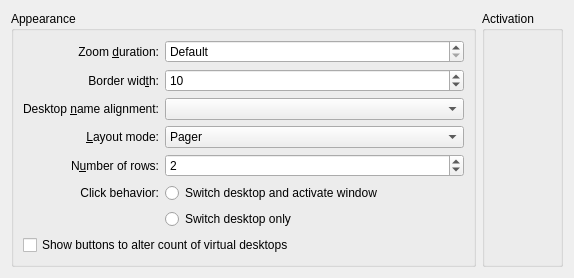
KDE/kwin, file src/effects/desktopgrid/desktopgrid_config.ui: the form before one commit.
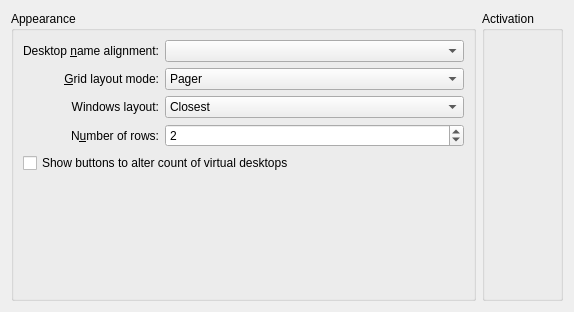
The form after the commit. Custom widgets are drawn as their Qt base class.

Commit message:
QML version of the Desktop Grid effect
Replace completely the old desktop grid effect with a QML version.
Aims to feature parity and be a change as transparent as possible for the user.

FIXED-IN: 5.25

Patch:
```diff
--- a/src/effects/desktopgrid/desktopgrid_config.ui
+++ b/src/effects/desktopgrid/desktopgrid_config.ui
@@ -7,7 +7,7 @@
     <x>0</x>
     <y>0</y>
     <width>574</width>
-    <height>250</height>
+    <height>312</height>
    </rect>
   </property>
   <layout class="QHBoxLayout" name="horizontalLayout_2">
@@ -17,105 +17,8 @@
       <string>Appearance</string>
      </property>
      <layout class="QGridLayout" name="gridLayout">
-      <item row="0" column="0">
-       <widget class="QLabel" name="label">
-        <property name="text">
-         <string>Zoom &amp;duration:</string>
-        </property>
-        <property name="alignment">
-         <set>Qt::AlignRight|Qt::AlignTrailing|Qt::AlignVCenter</set>
-        </property>
-        <property name="buddy">
-         <cstring>kcfg_ZoomDuration</cstring>
-        </property>
-       </widget>
-      </item>
-      <item row="0" column="1">
-       <widget class="QSpinBox" name="kcfg_ZoomDuration">
-        <property name="sizePolicy">
-         <sizepolicy hsizetype="Expanding" vsizetype="Fixed">
-          <horstretch>0</horstretch>
-          <verstretch>0</verstretch>
-         </sizepolicy>
-        </property>
-        <property name="specialValueText">
-         <string comment="Duration of zoom">Default</string>
-        </property>
-        <property name="maximum">
-         <number>5000</number>
-        </property>
-        <property name="singleStep">
-         <number>10</number>
-        </property>
-       </widget>
-      </item>
-      <item row="1" column="0">
-       <widget class="QLabel" name="label_3">
-        <property name="text">
-         <string>Border wid&amp;th:</string>
-        </property>
-        <property name="alignment">
-         <set>Qt::AlignRight|Qt::AlignTrailing|Qt::AlignVCenter</set>
-        </property>
-        <property name="buddy">
-         <cstring>kcfg_BorderWidth</cstring>
-        </property>
-       </widget>
-      </item>
       <item row="1" column="1">
-       <widget class="QSpinBox" name="kcfg_BorderWidth">
-        <property name="sizePolicy">
-         <sizepolicy hsizetype="Expanding" vsizetype="Fixed">
-          <horstretch>0</horstretch>
-          <verstretch>0</verstretch>
-         </sizepolicy>
-        </property>
-        <property name="maximum">
-         <number>100</number>
-        </property>
-        <property name="value">
-         <number>10</number>
-        </property>
-       </widget>
-      </item>
-      <item row="2" column="0">
-       <widget class="QLabel" name="label_6">
-        <property name="text">
-         <string>Desktop &amp;name alignment:</string>
-        </property>
-        <property name="alignment">
-         <set>Qt::AlignRight|Qt::AlignTrailing|Qt::AlignVCenter</set>
-        </property>
-        <property name="buddy">
-         <cstring>desktopNameAlignmentCombo</cstring>
-        </property>
-       </widget>
-      </item>
-      <item row="2" column="1">
-       <widget class="QComboBox" name="desktopNameAlignmentCombo">
-        <property name="sizePolicy">
-         <sizepolicy hsizetype="Expanding" vsizetype="Fixed">
-          <horstretch>0</horstretch>
-          <verstretch>0</verstretch>
-         </sizepolicy>
-        </property>
-       </widget>
-      </item>
-      <item row="3" column="0">
-       <widget class="QLabel" name="label_7">
-        <property name="text">
-         <string>&amp;Layout mode:</string>
-        </property>
-        <property name="alignment">
-         <set>Qt::AlignRight|Qt::AlignTrailing|Qt::AlignVCenter</set>
-        </property>
-        <property name="buddy">
-         <cstring>kcfg_LayoutMode</cstring>
-        </property>
-       </widget>
-      </item>
-      <item row="3" column="1">
-       <widget class="QComboBox" name="kcfg_LayoutMode">
+       <widget class="QComboBox" name="kcfg_DesktopLayoutMode">
         <property name="sizePolicy">
          <sizepolicy hsizetype="Expanding" vsizetype="Fixed">
           <horstretch>0</horstretch>
@@ -139,7 +42,7 @@
         </item>
        </widget>
       </item>
-      <item row="4" column="0">
+      <item row="3" column="0">
        <widget class="QLabel" name="layoutRowsLabel">
         <property name="text">
          <string>N&amp;umber of rows:</string>
@@ -152,7 +55,7 @@
         </property>
        </widget>
       </item>
-      <item row="4" column="1">
+      <item row="3" column="1">
        <widget class="QSpinBox" name="kcfg_CustomLayoutRows">
         <property name="sizePolicy">
          <sizepolicy hsizetype="Expanding" vsizetype="Fixed">
@@ -171,50 +74,7 @@
         </property>
        </widget>
       </item>
-      <item row="5" column="0">
-       <widget class="QLabel" name="clickBehaviorLabel">
-        <property name="text">
-         <string>Click behavior:</string>
-        </property>
-        <property name="alignment">
-         <set>Qt::AlignRight|Qt::AlignTrailing|Qt::AlignVCenter</set>
-        </property>
-        <property name="buddy">
-         <cstring>switchDesktopAndActivateWindow</cstring>
-        </property>
-       </widget>
-      </item>
-      <item row="5" column="1">
-       <widget class="QRadioButton" name="switchDesktopAndActivateWindow">
-        <property name="toolTip">
-         <string>If the Present Windows effect is enabled, it will be automatically triggered.</string>
-        </property>
-        <property name="text">
-         <string>Switch desktop and activate window</string>
-        </property>
-        <attribute name="buttonGroup">
-         <string notr="true">clickBehaviorButtonGroup</string>
-        </attribute>
-       </widget>
-      </item>
-      <item row="6" column="1">
-       <widget class="QRadioButton" name="switchDesktopOnly">
-        <property name="text">
-         <string>Switch desktop only</string>
-        </property>
-        <attribute name="buttonGroup">
-         <string notr="true">clickBehaviorButtonGroup</string>
-        </attribute>
-       </widget>
-      </item>
-      <item row="7" column="0" colspan="2">
-       <widget class="QCheckBox" name="kcfg_ShowAddRemove">
-        <property name="text">
-         <string>Show buttons to alter count of virtual desktops</string>
-        </property>
-       </widget>
-      </item>
-      <item row="8" column="0" colspan="2">
+      <item row="5" column="0" colspan="2">
        <spacer name="verticalSpacer">
         <property name="orientation">
          <enum>Qt::Vertical</enum>
@@ -227,6 +87,76 @@
         </property>
        </spacer>
       </item>
+      <item row="0" column="1">
+       <widget class="QComboBox" name="desktopNameAlignmentCombo">
+        <property name="sizePolicy">
+         <sizepolicy hsizetype="Expanding" vsizetype="Fixed">
+          <horstretch>0</horstretch>
+          <verstretch>0</verstretch>
+         </sizepolicy>
+        </property>
+       </widget>
+      </item>
+      <item row="0" column="0">
+       <widget class="QLabel" name="label_6">
+        <property name="text">
+         <string>Desktop &amp;name alignment:</string>
+        </property>
+        <property name="alignment">
+         <set>Qt::AlignRight|Qt::AlignTrailing|Qt::AlignVCenter</set>
+        </property>
+        <property name="buddy">
+         <cstring>desktopNameAlignmentCombo</cstring>
+        </property>
+       </widget>
+      </item>
+      <item row="4" column="0" colspan="2">
+       <widget class="QCheckBox" name="kcfg_ShowAddRemove">
+        <property name="text">
+         <string>Show buttons to alter count of virtual desktops</string>
+        </property>
+       </widget>
+      </item>
+      <item row="1" column="0">
+       <widget class="QLabel" name="label_7">
+        <property name="text">
+         <string>&amp;Grid layout mode:</string>
+        </property>
+        <property name="alignment">
+         <set>Qt::AlignRight|Qt::AlignTrailing|Qt::AlignVCenter</set>
+        </property>
+        <property name="buddy">
+         <cstring>kcfg_DesktopLayoutMode</cstring>
+        </property>
+       </widget>
+      </item>
+      <item row="2" column="1">
+       <widget class="QComboBox" name="kcfg_LayoutMode">
+        <item>
+         <property name="text">
+          <string>Closest</string>
+         </property>
+        </item>
+        <item>
+         <property name="text">
+          <string>Natural</string>
+         </property>
+        </item>
+       </widget>
+      </item>
+      <item row="2" column="0">
+       <widget class="QLabel" name="label">
+        <property name="text">
+         <string>Windows layout:</string>
+        </property>
+        <property name="alignment">
+         <set>Qt::AlignRight|Qt::AlignTrailing|Qt::AlignVCenter</set>
+        </property>
+        <property name="buddy">
+         <cstring>kcfg_LayoutMode</cstring>
+        </property>
+       </widget>
+      </item>
      </layout>
     </widget>
    </item>
```
Left out of the diff: 14 changed lines with no effect on the pictures. The commit also changes 19 other files.
